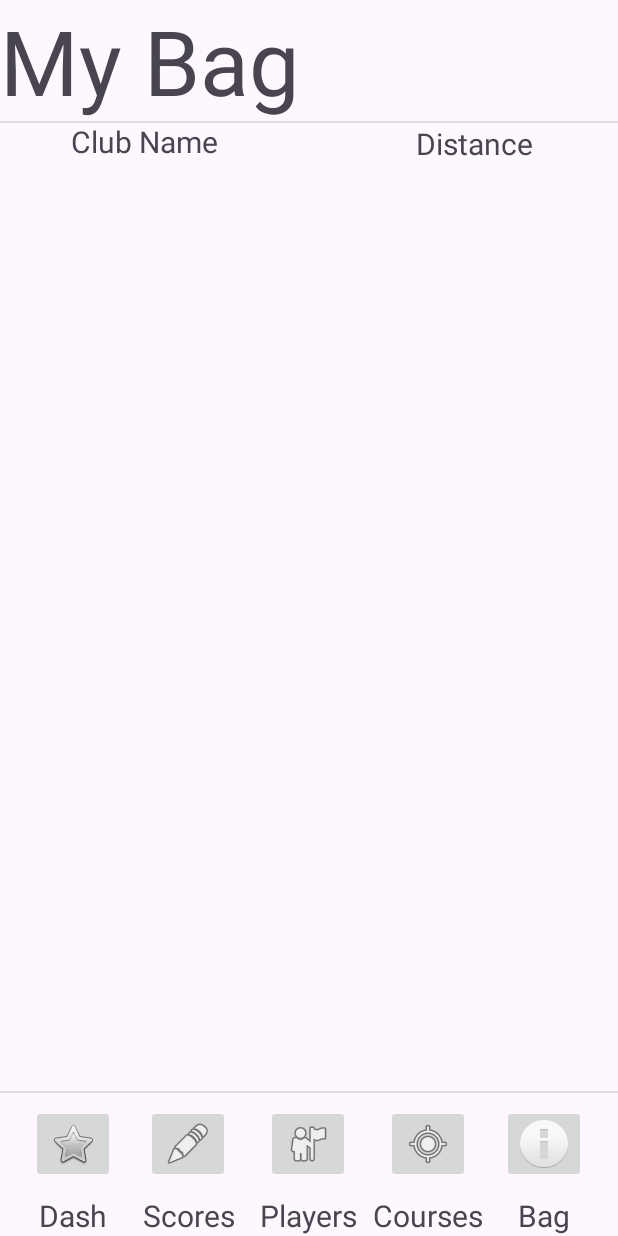
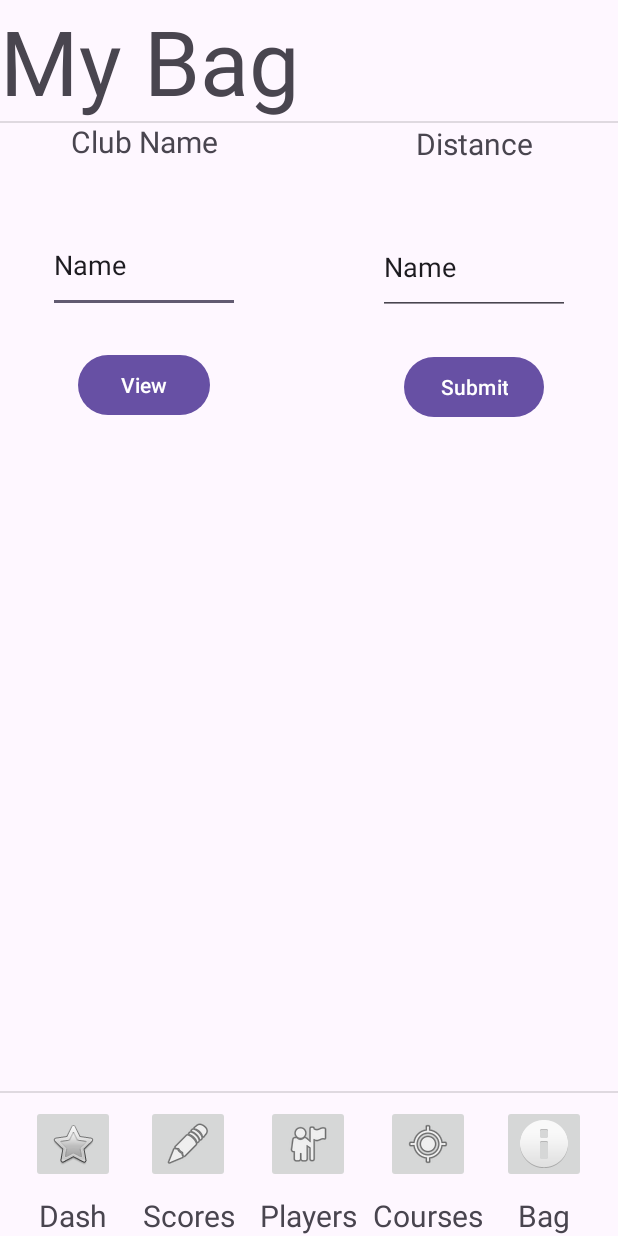
Before and after one commit to wegnermichae/Golf_Handicap_App, an Android app: the BagActivity screen opened directly, with no data from a screen before it, on a phone screen of 412 x 824 dp. Run offline under Robolectric (Android 15) with nearby library versions, the phone set to English and light mode, and no system bars.

Commit message:
Finished bag activity functionality, updated objects toString methods and added clubs database

```diff
--- a/app/src/main/java/com/example/golfhandicapapp/BagActivity.java
+++ b/app/src/main/java/com/example/golfhandicapapp/BagActivity.java
@@ -3,7 +3,12 @@ package com.example.golfhandicapapp;
 import android.content.Intent;
 import android.os.Bundle;
 import android.view.View;
+import android.widget.ArrayAdapter;
+import android.widget.Button;
+import android.widget.EditText;
 import android.widget.ImageButton;
+import android.widget.ListView;
+import android.widget.Toast;
 
 import androidx.activity.EdgeToEdge;
 import androidx.appcompat.app.AppCompatActivity;
@@ -13,12 +18,10 @@ import androidx.core.view.WindowInsetsCompat;
 
 public class BagActivity extends AppCompatActivity {
 
-
-
-
-
-
-
+    EditText clubEntry, distanceEntry;
+    ImageButton DashButton, ScoreButton, PlayerButton, CourseButton, BagButton;
+    Button submitButton, viewButton;
+    ListView clubView;
 
     @Override
     protected void onCreate(Bundle savedInstanceState) {
@@ -31,11 +34,57 @@ public class BagActivity extends AppCompatActivity {
             return insets;
         });
 
-        ImageButton DashButton = findViewById(R.id.dashButton4);
-        ImageButton ScoreButton = findViewById(R.id.scoreButton4);
-        ImageButton PlayerButton = findViewById(R.id.playerButton4);
-        ImageButton CourseButton = findViewById(R.id.courseButton4);
-        ImageButton BagButton = findViewById(R.id.bagButton4);
+        DashButton = findViewById(R.id.dashButton4);
+        ScoreButton = findViewById(R.id.scoreButton4);
+        PlayerButton = findViewById(R.id.playerButton4);
+        CourseButton = findViewById(R.id.courseButton4);
+        BagButton = findViewById(R.id.bagButton4);
+        viewButton = findViewById(R.id.viewBut);
+        submitButton = findViewById(R.id.submitBut);
+        clubEntry = findViewById(R.id.clubEntry);
+        distanceEntry = findViewById(R.id.distanceEntry);
+        clubView = findViewById(R.id.clubView);
+
+
+        viewButton.setOnClickListener(new View.OnClickListener() {
+            @Override
+            public void onClick(View v) {
+                if (v.getId() == R.id.viewBut) {
+                    DataBaseHelperClubs dataBaseHelperClubs = new DataBaseHelperClubs(BagActivity.this);
+                    clubView.setAdapter(new ArrayAdapter<Clubs>(BagActivity.this, android.R.layout.simple_list_item_1, dataBaseHelperClubs.getAllClubs()));
+                }
+            }
+        });
+
+        clubView.setOnItemClickListener((parent, view, position, id) -> {
+            Clubs clubs = (Clubs) parent.getItemAtPosition(position);
+            DataBaseHelperClubs dataBaseHelperClubs = new DataBaseHelperClubs(BagActivity.this);
+            dataBaseHelperClubs.deleteOne(clubs);
+            Toast.makeText(BagActivity.this, "Score Deleted", Toast.LENGTH_SHORT).show();
+        });
+
+        submitButton.setOnClickListener(new View.OnClickListener() {
+            @Override
+            public void onClick(View v) {
+                if (v.getId() == R.id.submitBut) {
+                    Clubs clubs;
+                    try{
+                        clubs = new Clubs(-1, clubEntry.getText().toString(), Integer.parseInt(distanceEntry.getText().toString()));
+                    }catch (Exception e){
+                        clubs = new Clubs(-1, clubEntry.getText().toString(), 0);
+                    }
+                    DataBaseHelperClubs dataBaseHelperClubs = new DataBaseHelperClubs(BagActivity.this);
+                    boolean success = dataBaseHelperClubs.addOne(clubs);
+                    if (success) {
+                        Toast.makeText(BagActivity.this, "Golfer Added", Toast.LENGTH_SHORT).show();
+                    }
+                }
+            }
+        });
+
+
+
+
 
         //the following listeners will allow for functionality of the specified button clicks
         DashButton.setOnClickListener(new View.OnClickListener() {
--- a/app/src/main/java/com/example/golfhandicapapp/Golfers.java
+++ b/app/src/main/java/com/example/golfhandicapapp/Golfers.java
@@ -32,7 +32,7 @@ public class Golfers {
 
     @Override
     public String toString(){
-        return "Id: " + id + " Name: " + name + " Handicap: " + handicap;
+        return "Name: " + name + " Handicap: " + handicap;
     }
 
 
--- a/app/src/main/java/com/example/golfhandicapapp/Scores.java
+++ b/app/src/main/java/com/example/golfhandicapapp/Scores.java
@@ -30,7 +30,7 @@ public class Scores {
 
     @Override
     public String toString(){
-        return "Id: " + id + " Score: " + score + " Course: " + course + " Player: " + player;
+        return "Score: " + score + " Course: " + course + " Player: " + player;
     }
 
 
--- a/app/src/main/res/layout/activity_bag.xml
+++ b/app/src/main/res/layout/activity_bag.xml
@@ -160,4 +160,56 @@
         android:textSize="20sp"
         app:layout_constraintEnd_toEndOf="parent"
         app:layout_constraintTop_toBottomOf="@+id/divider13" />
+
+    <EditText
+        android:id="@+id/clubEntry"
+        android:layout_width="0dp"
+        android:layout_height="64dp"
+        android:ems="10"
+        android:inputType="text"
+        android:text="Name"
+        app:layout_constraintEnd_toEndOf="@+id/clubText"
+        app:layout_constraintStart_toStartOf="@+id/clubText"
+        app:layout_constraintTop_toBottomOf="@+id/clubText" />
+
+    <EditText
+        android:id="@+id/distanceEntry"
+        android:layout_width="0dp"
+        android:layout_height="64dp"
+        android:ems="10"
+        android:inputType="text"
+        android:text="Name"
+        app:layout_constraintEnd_toEndOf="@+id/distanceText"
+        app:layout_constraintStart_toStartOf="@+id/distanceText"
+        app:layout_constraintTop_toBottomOf="@+id/distanceText" />
+
+    <ListView
+        android:id="@+id/clubView"
+        android:layout_width="0dp"
+        android:layout_height="0dp"
+        android:layout_marginTop="128dp"
+        app:layout_constraintBottom_toTopOf="@+id/divider14"
+        app:layout_constraintEnd_toEndOf="parent"
+        app:layout_constraintStart_toStartOf="parent"
+        app:layout_constraintTop_toBottomOf="@+id/distanceEntry" />
+
+    <Button
+        android:id="@+id/viewBut"
+        android:layout_width="wrap_content"
+        android:layout_height="wrap_content"
+        android:layout_marginTop="24dp"
+        android:text="View"
+        app:layout_constraintEnd_toEndOf="@+id/clubEntry"
+        app:layout_constraintStart_toStartOf="@+id/clubEntry"
+        app:layout_constraintTop_toBottomOf="@+id/clubEntry" />
+
+    <Button
+        android:id="@+id/submitBut"
+        android:layout_width="wrap_content"
+        android:layout_height="wrap_content"
+        android:layout_marginTop="24dp"
+        android:text="Submit"
+        app:layout_constraintEnd_toEndOf="@+id/distanceEntry"
+        app:layout_constraintStart_toStartOf="@+id/distanceEntry"
+        app:layout_constraintTop_toBottomOf="@+id/distanceEntry" />
 </androidx.constraintlayout.widget.ConstraintLayout>
```
Also changed, not shown: app/src/main/java/com/example/golfhandicapapp/Clubs.java (+11 -1 lines), app/src/main/java/com/example/golfhandicapapp/DataBaseHelperClubs.java (added, +80 -0 lines).
